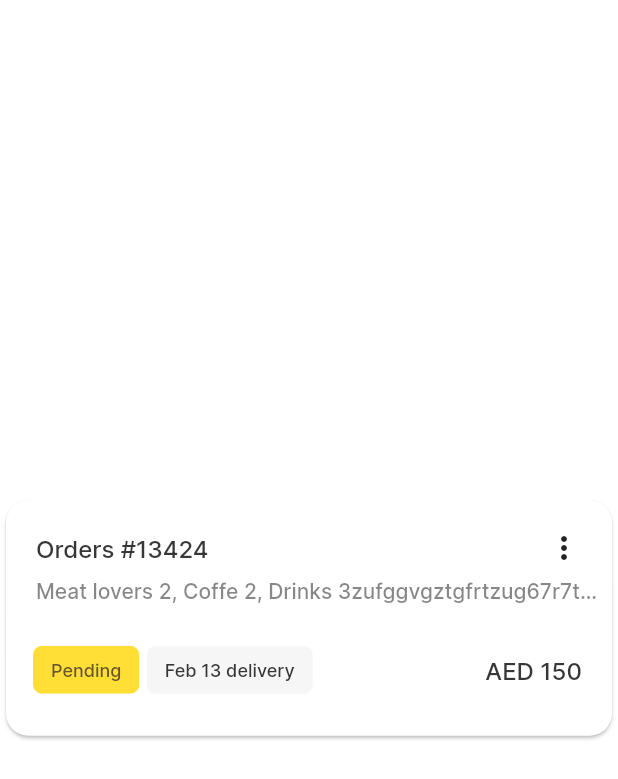
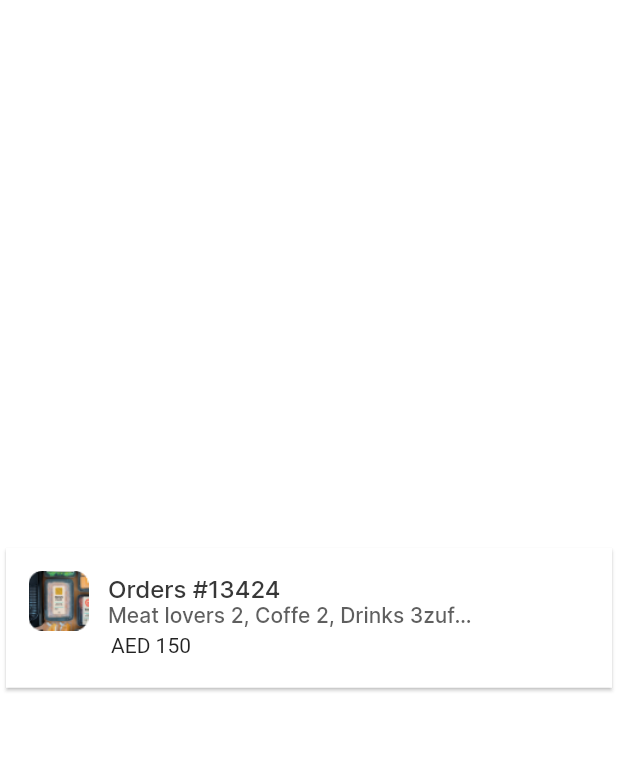
Before and after one commit to fcolakovic2/meelz, a Flutter app: the screen it shows after launch, on a phone screen of 412 x 824 dp. Shown: the top 779 px of the screen. Run offline on Flutter 3.47's test engine with Material 2 defaults, Android fonts, the phone set to English and light mode, and no system bars.

Commit message:
dodano da se tekst sijece, promjena nacina koji user stori se koristi

```diff
--- a/lib/kartica.dart
+++ b/lib/kartica.dart
@@ -3,10 +3,8 @@ import 'package:meelz/SizeConfig.dart';
 
 class OrderKartica extends StatefulWidget {
   String title, subtitle, cijena, image;
-  bool imaSlike;
 
-  OrderKartica(
-      this.title, this.subtitle, this.cijena, this.image, this.imaSlike);
+  OrderKartica(this.title, this.subtitle, this.cijena, this.image);
   @override
   _OrderKarticaState createState() => _OrderKarticaState();
 }
@@ -14,16 +12,14 @@ class OrderKartica extends StatefulWidget {
 class _OrderKarticaState extends State<OrderKartica> {
   @override
   Widget build(BuildContext context) {
-    SizeConfig().init(context);
-
     return Center(
       child: Card(
-        shape: !widget.imaSlike
+        shape: widget.image == ""
             ? RoundedRectangleBorder(
                 borderRadius: BorderRadius.circular(15.0),
               )
             : RoundedRectangleBorder(),
-        child: widget.imaSlike
+        child: widget.image != ""
             ? Column(
                 mainAxisSize: MainAxisSize.min,
                 children: <Widget>[
@@ -44,8 +40,7 @@ class _OrderKarticaState extends State<OrderKartica> {
                           child: Column(
                               crossAxisAlignment: CrossAxisAlignment.start,
                               children: <Widget>[
-                                Expanded(
-                                  child: Text(
+                                Text(
                                   widget.title,
                                   softWrap: false,
                                   maxLines: 1,
@@ -58,9 +53,9 @@ class _OrderKarticaState extends State<OrderKartica> {
                                     color: Color(0xff373737),
                                   ),
                                 ),
-                                ),
                                 SizedBox(
-                                  width: 380,
+                                  width:
+                                      MediaQuery.of(context).size.width * 0.6,
                                   child: Text(
                                     widget.subtitle,
                                     softWrap: false,
@@ -71,7 +66,7 @@ class _OrderKarticaState extends State<OrderKartica> {
                                       fontSize: 14,
                                       fontStyle: FontStyle.normal,
                                       fontWeight: FontWeight.w500,
-                                      color: Color(0xff373737).withOpacity(0.6),
+                                      color: Color(0xff373737).withOpacity(0.8),
                                     ),
                                   ),
                                 ),
@@ -136,7 +131,7 @@ class _OrderKarticaState extends State<OrderKartica> {
                         padding:
                             const EdgeInsets.only(left: 20.0, bottom: 10.0),
                         child: SizedBox(
-                          width: 380,
+                          width: MediaQuery.of(context).size.width * 0.8,
                           child: Text(
                             widget.subtitle,
                             softWrap: false,
--- a/lib/main.dart
+++ b/lib/main.dart
@@ -27,8 +27,7 @@ class MyApp extends StatelessWidget {
           "Orders #13424",
           "Meat lovers 2, Coffe 2, Drinks 3zufggvgztgfrtzug67r7tugtzugtuzgitugtgtzgzuzguzihgiuhjiuojuojuojiuojuoi",
           "AED 150",
-          "assets/images/Rectangle711.png",
-          false),
+          "assets/images/Rectangle711.png"),
     );
   }
 }
```
Lines whose indentation alone changed are shown as unchanged.
